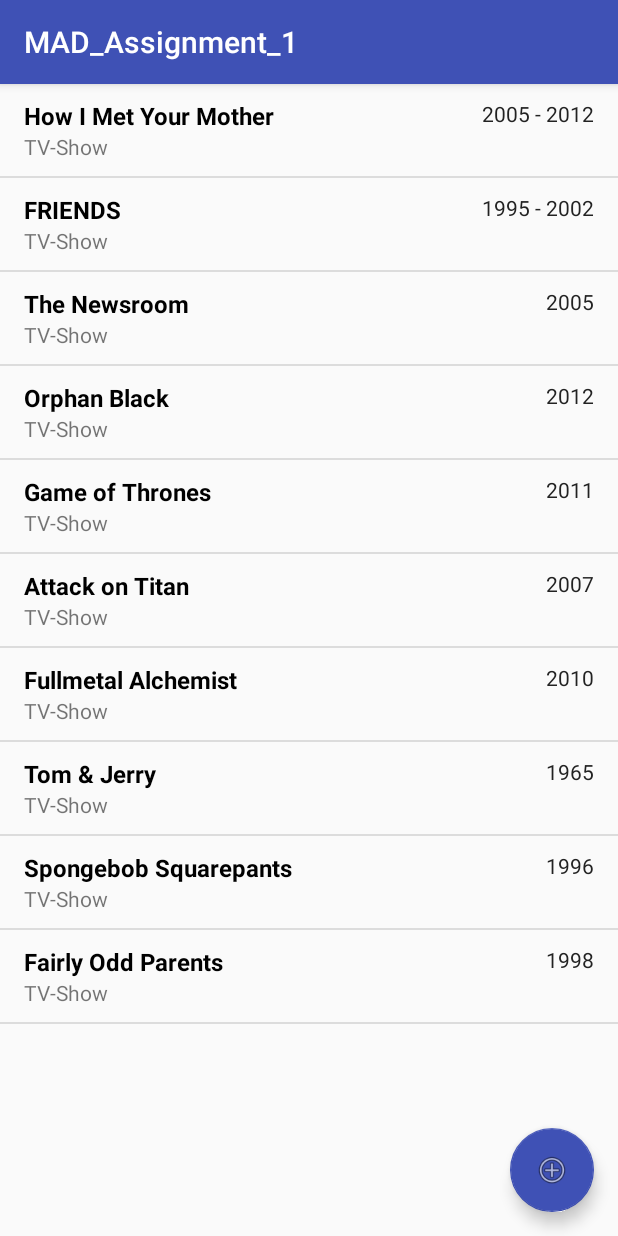
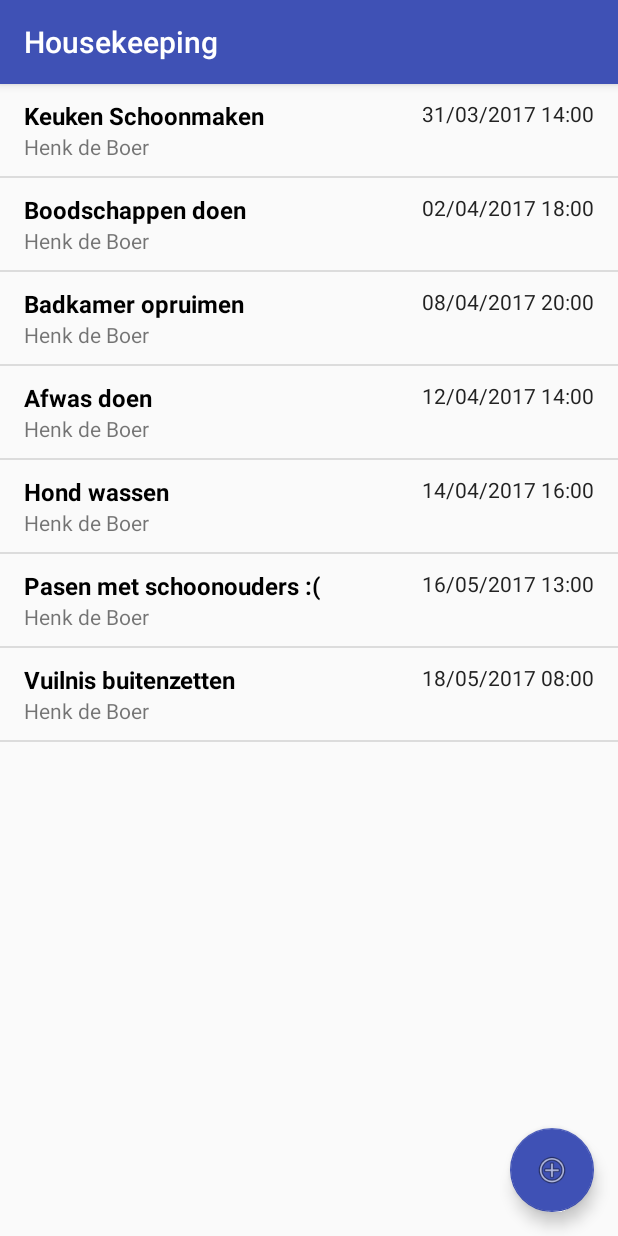
Before and after one commit to Flocrates/MAD, an Android app: the screen it shows after launch (MainActivity), on a phone screen of 412 x 824 dp. Run offline under Robolectric (Android 15) with nearby library versions, the phone set to English and light mode, and no system bars.

Commit message:
Converted to tasks

```diff
--- a/app/src/main/AndroidManifest.xml
+++ b/app/src/main/AndroidManifest.xml
@@ -1,6 +1,6 @@
 <?xml version="1.0" encoding="utf-8"?>
 <manifest xmlns:android="http://schemas.android.com/apk/res/android"
-    package="floris_van_lent_500717249.mad_assignment_1">
+    package="floris_van_lent_500717249.mad_assignment_2">
 
     <application
         android:allowBackup="true"
@@ -18,8 +18,8 @@
                 <category android:name="android.intent.category.LAUNCHER" />
             </intent-filter>
         </activity>
-        <activity android:name="floris_van_lent_500717249.mad_assignment_2.SerieCreationActivity" android:parentActivityName="floris_van_lent_500717249.mad_assignment_2.MainActivity"></activity>
-        <activity android:name="floris_van_lent_500717249.mad_assignment_2.SerieUpdateActivity" android:parentActivityName="floris_van_lent_500717249.mad_assignment_2.MainActivity"></activity>
+        <activity android:name="floris_van_lent_500717249.mad_assignment_2.TaskCreationActivity" android:parentActivityName="floris_van_lent_500717249.mad_assignment_2.MainActivity"></activity>
+        <activity android:name="floris_van_lent_500717249.mad_assignment_2.TaskUpdateActivity" android:parentActivityName="floris_van_lent_500717249.mad_assignment_2.MainActivity"></activity>
     </application>
 
 </manifest>
--- a/app/src/main/java/floris_van_lent_500717249/mad_assignment_2/MainActivity.java
+++ b/app/src/main/java/floris_van_lent_500717249/mad_assignment_2/MainActivity.java
@@ -16,14 +16,13 @@ import android.widget.Toast;
 import java.util.ArrayList;
 import java.util.List;
 
-import floris_van_lent_500717249.mad_assignment_1.R;
 import floris_van_lent_500717249.mad_assignment_2.database.DataSource;
 
 public class MainActivity extends AppCompatActivity {
-    private List<Serie> seriesList = new ArrayList<>();
-    private List<Serie> seriesFromDatabase = new ArrayList<>();
+    private List<Task> seriesList = new ArrayList<>();
+    private List<Task> seriesFromDatabase = new ArrayList<>();
     private RecyclerView recyclerView;
-    private SeriesRecyclerAdapter mAdapter;
+    private TasksRecyclerAdapter mAdapter;
 
     DataSource mDataSource;
 
@@ -42,7 +41,7 @@ public class MainActivity extends AppCompatActivity {
         long seriesCount = mDataSource.getSeriesCount();
         if (seriesCount == 0) {
             mockSeries();
-            Toast.makeText(this, "Added mock series to database!", Toast.LENGTH_LONG).show();
+            Toast.makeText(this, "Added mock tasks to database!", Toast.LENGTH_LONG).show();
         }
 
         // Instantiate series list from database
@@ -51,7 +50,7 @@ public class MainActivity extends AppCompatActivity {
 //
 //        recyclerView = (RecyclerView) findViewById(R.id.recycler_view);
 //
-//        mAdapter = new SeriesRecyclerAdapter(seriesFromDatabase);
+//        mAdapter = new TasksRecyclerAdapter(seriesFromDatabase);
 //        RecyclerView.LayoutManager mLayoutManager = new LinearLayoutManager(getApplicationContext());
 //        recyclerView.setLayoutManager(mLayoutManager);
 //        recyclerView.setItemAnimator(new DefaultItemAnimator());
@@ -62,7 +61,7 @@ public class MainActivity extends AppCompatActivity {
         fab.setOnClickListener(new View.OnClickListener() {
             @Override
             public void onClick(View view) {
-                Intent intent = new Intent(view.getContext(), SerieCreationActivity.class);
+                Intent intent = new Intent(view.getContext(), TaskCreationActivity.class);
                 startActivityForResult(intent, 1);
             }
         });
@@ -79,10 +78,10 @@ public class MainActivity extends AppCompatActivity {
         super.onResume();
         mDataSource.open();
         seriesFromDatabase = mDataSource.retrieveAllSeries();
-        Toast.makeText(this, "Series updated!", Toast.LENGTH_SHORT).show();
+        Toast.makeText(this, "Tasks updated!", Toast.LENGTH_SHORT).show();
         recyclerView = (RecyclerView) findViewById(R.id.recycler_view);
 
-        mAdapter = new SeriesRecyclerAdapter(seriesFromDatabase);
+        mAdapter = new TasksRecyclerAdapter(seriesFromDatabase);
         RecyclerView.LayoutManager mLayoutManager = new LinearLayoutManager(getApplicationContext());
         recyclerView.setLayoutManager(mLayoutManager);
         recyclerView.setItemAnimator(new DefaultItemAnimator());
@@ -91,31 +90,25 @@ public class MainActivity extends AppCompatActivity {
     }
 
     private void mockSeries() {
-        Serie serie1  = new Serie ("1", "How I Met Your Mother", "2005 - 2012");
-        Serie serie2  = new Serie ("2", "FRIENDS", "1995 - 2002");
-        Serie serie3  = new Serie ("3", "The Newsroom", "2005");
-        Serie serie4  = new Serie ("4", "Orphan Black", "2012");
-        Serie serie5  = new Serie ("5", "Game of Thrones", "2011");
-        Serie serie6  = new Serie ("6", "Attack on Titan", "2007");
-        Serie serie7  = new Serie ("7", "Fullmetal Alchemist", "2010");
-        Serie serie8  = new Serie ("8", "Tom & Jerry", "1965");
-        Serie serie9  = new Serie ("9", "Spongebob Squarepants", "1996");
-        Serie serie10 = new Serie ("10", "Fairly Odd Parents", "1998");
+        Task task1 = new Task("1", "Keuken Schoonmaken", "31/03/2017 14:00");
+        Task task2 = new Task("2", "Boodschappen doen", "02/04/2017 18:00");
+        Task task3 = new Task("3", "Badkamer opruimen", "08/04/2017 20:00");
+        Task task4 = new Task("4", "Afwas doen", "12/04/2017 14:00");
+        Task task5 = new Task("5", "Hond wassen", "14/04/2017 16:00");
+        Task task6 = new Task("6", "Pasen met schoonouders :(", "16/05/2017 13:00");
+        Task task7 = new Task("7", "Vuilnis buitenzetten", "18/05/2017 08:00");
 
-        seriesList.add(serie1);
-        seriesList.add(serie2);
-        seriesList.add(serie3);
-        seriesList.add(serie4);
-        seriesList.add(serie5);
-        seriesList.add(serie6);
-        seriesList.add(serie7);
-        seriesList.add(serie8);
-        seriesList.add(serie9);
-        seriesList.add(serie10);
+        seriesList.add(task1);
+        seriesList.add(task2);
+        seriesList.add(task3);
+        seriesList.add(task4);
+        seriesList.add(task5);
+        seriesList.add(task6);
+        seriesList.add(task7);
 
-        for (Serie serie : seriesList) {
+        for (Task task : seriesList) {
             try {
-                mDataSource.createSerie(serie);
+                mDataSource.createSerie(task);
             } catch (SQLiteException e) {
                 e.printStackTrace();
             }
--- a/app/src/main/java/floris_van_lent_500717249/mad_assignment_2/Serie.java
+++ b/app/src/main/java/floris_van_lent_500717249/mad_assignment_2/Task.java
@@ -2,21 +2,21 @@ package floris_van_lent_500717249.mad_assignment_2;
 
 import android.content.ContentValues;
 
-import floris_van_lent_500717249.mad_assignment_2.database.SeriesTable;
+import floris_van_lent_500717249.mad_assignment_2.database.TaskTable;
 
 /**
  * Created by Floris on 30-03-2017.
  */
 
-public class Serie {
+public class Task {
     private String id;
     private String title;
     private String person;
 
-    public Serie() {
+    public Task() {
     }
 
-    public Serie(String id, String title, String person) {
+    public Task(String id, String title, String person) {
         this.id = id;
         this.title = title;
         this.person = person;
@@ -49,9 +49,9 @@ public class Serie {
     public ContentValues toValues() {
         ContentValues values = new ContentValues(3);
 
-        values.put(SeriesTable.COLUMN_ID, id);
-        values.put(SeriesTable.COLUMN_TITLE, title);
-        values.put(SeriesTable.COLUMN_PERSON, person);
+        values.put(TaskTable.COLUMN_ID, id);
+        values.put(TaskTable.COLUMN_TITLE, title);
+        values.put(TaskTable.COLUMN_PERSON, person);
 
         return values;
     }
--- a/app/src/main/java/floris_van_lent_500717249/mad_assignment_2/SeriesRecyclerAdapter.java
+++ b/app/src/main/java/floris_van_lent_500717249/mad_assignment_2/TasksRecyclerAdapter.java
@@ -13,16 +13,14 @@ import android.widget.TextView;
 
 import java.util.List;
 
-import floris_van_lent_500717249.mad_assignment_1.R;
+public class TasksRecyclerAdapter extends RecyclerView.Adapter<TasksRecyclerAdapter.SerieHolder> {
 
-public class SeriesRecyclerAdapter extends RecyclerView.Adapter<SeriesRecyclerAdapter.SerieHolder> {
-
-    private List<Serie> seriesList;
+    private List<Task> seriesList;
 
 
     public class SerieHolder extends RecyclerView.ViewHolder implements View.OnClickListener {
         public TextView title, year;
-        private Serie serie;
+        private Task task;
 
         public SerieHolder(View view) {
             super(view);
@@ -31,36 +29,36 @@ public class SeriesRecyclerAdapter extends RecyclerView.Adapter<SeriesRecyclerAd
             year = (TextView) view.findViewById(R.id.year);
         }
 
-        public void bindSerie(Serie serie) {
-            this.serie = serie;
-            title.setText(serie.getTitle());
-            year.setText(serie.getYear());
+        public void bindSerie(Task task) {
+            this.task = task;
+            title.setText(task.getTitle());
+            year.setText(task.getYear());
         }
 
         @Override
         public void onClick(View view) {
-            Intent intent = new Intent(view.getContext(), SerieUpdateActivity.class);
-            intent.putExtra("id", serie.getId());
+            Intent intent = new Intent(view.getContext(), TaskUpdateActivity.class);
+            intent.putExtra("id", task.getId());
             view.getContext().startActivity(intent);
         }
     }
 
-    public SeriesRecyclerAdapter(List<Serie> seriesList) {
+    public TasksRecyclerAdapter(List<Task> seriesList) {
         this.seriesList = seriesList;
     }
 
     @Override
     public SerieHolder onCreateViewHolder(ViewGroup parent, int viewType) {
         View itemView = LayoutInflater.from(parent.getContext())
-                .inflate(R.layout.series_list_row, parent, false);
+                .inflate(R.layout.tasks_list_row, parent, false);
 
         return new SerieHolder(itemView);
     }
 
     @Override
     public void onBindViewHolder(SerieHolder holder, int position) {
-        Serie serie = seriesList.get(position);
-        holder.bindSerie(serie);
+        Task task = seriesList.get(position);
+        holder.bindSerie(task);
     }
 
     @Override
--- a/app/src/main/java/floris_van_lent_500717249/mad_assignment_2/database/DataSource.java
+++ b/app/src/main/java/floris_van_lent_500717249/mad_assignment_2/database/DataSource.java
@@ -10,7 +10,7 @@ import android.database.sqlite.SQLiteOpenHelper;
 import java.util.ArrayList;
 import java.util.List;
 
-import floris_van_lent_500717249.mad_assignment_2.Serie;
+import floris_van_lent_500717249.mad_assignment_2.Task;
 
 /**
  * Created by Floris on 30-03-2017.
@@ -35,46 +35,46 @@ public class DataSource {
         mDatabase.close();
     }
 
-    public Serie createSerie(Serie serie) {
-        ContentValues values = serie.toValues();
-        mDatabase.insert(SeriesTable.TABLE_SERIES, null, values);
-        return serie;
+    public Task createSerie(Task task) {
+        ContentValues values = task.toValues();
+        mDatabase.insert(TaskTable.TABLE_SERIES, null, values);
+        return task;
     }
 
-    public List<Serie> retrieveAllSeries() {
-        List<Serie> seriesList = new ArrayList<>();
-        Cursor cursor = mDatabase.query(SeriesTable.TABLE_SERIES, SeriesTable.ALL_COLUMNS, null, null, null, null, null);
+    public List<Task> retrieveAllSeries() {
+        List<Task> seriesList = new ArrayList<>();
+        Cursor cursor = mDatabase.query(TaskTable.TABLE_SERIES, TaskTable.ALL_COLUMNS, null, null, null, null, null);
 
         while (cursor.moveToNext()) {
-            Serie serie = new Serie();
-            serie.setId(cursor.getString(cursor.getColumnIndex(SeriesTable.COLUMN_ID)));
-            serie.setTitle(cursor.getString(cursor.getColumnIndex(SeriesTable.COLUMN_TITLE)));
-            serie.setYear(cursor.getString(cursor.getColumnIndex(SeriesTable.COLUMN_PERSON)));
-            seriesList.add(serie);
+            Task task = new Task();
+            task.setId(cursor.getString(cursor.getColumnIndex(TaskTable.COLUMN_ID)));
+            task.setTitle(cursor.getString(cursor.getColumnIndex(TaskTable.COLUMN_TITLE)));
+            task.setYear(cursor.getString(cursor.getColumnIndex(TaskTable.COLUMN_PERSON)));
+            seriesList.add(task);
         }
         return seriesList;
     }
 
-    public Serie retrieveSerie(String id) {
-        Cursor cursor = mDatabase.query(SeriesTable.TABLE_SERIES, SeriesTable.ALL_COLUMNS, SeriesTable.COLUMN_ID + "=?", new String[] {id}, null, null, null);
+    public Task retrieveSerie(String id) {
+        Cursor cursor = mDatabase.query(TaskTable.TABLE_SERIES, TaskTable.ALL_COLUMNS, TaskTable.COLUMN_ID + "=?", new String[] {id}, null, null, null);
         cursor.moveToFirst();
 
-        Serie serie = new Serie();
-        serie.setId(cursor.getString(cursor.getColumnIndex(SeriesTable.COLUMN_ID)));
-        serie.setTitle(cursor.getString(cursor.getColumnIndex(SeriesTable.COLUMN_TITLE)));
-        serie.setYear(cursor.getString(cursor.getColumnIndex(SeriesTable.COLUMN_PERSON)));
-        return serie;
+        Task task = new Task();
+        task.setId(cursor.getString(cursor.getColumnIndex(TaskTable.COLUMN_ID)));
+        task.setTitle(cursor.getString(cursor.getColumnIndex(TaskTable.COLUMN_TITLE)));
+        task.setYear(cursor.getString(cursor.getColumnIndex(TaskTable.COLUMN_PERSON)));
+        return task;
     }
 
-    public void updateSerie(Serie serie) {
-        mDatabase.update(SeriesTable.TABLE_SERIES, serie.toValues(), "id =? ", new String[] {serie.getId()});
+    public void updateSerie(Task task) {
+        mDatabase.update(TaskTable.TABLE_SERIES, task.toValues(), "id =? ", new String[] {task.getId()});
     }
 
     public void deleteSerie(String id) {
-        mDatabase.delete(SeriesTable.TABLE_SERIES, "id =? ", new String[] {id});
+        mDatabase.delete(TaskTable.TABLE_SERIES, "id =? ", new String[] {id});
     }
 
     public long getSeriesCount() {
-        return DatabaseUtils.queryNumEntries(mDatabase, SeriesTable.TABLE_SERIES);
+        return DatabaseUtils.queryNumEntries(mDatabase, TaskTable.TABLE_SERIES);
     }
 }
--- a/app/src/main/java/floris_van_lent_500717249/mad_assignment_2/database/DatabaseHelper.java
+++ b/app/src/main/java/floris_van_lent_500717249/mad_assignment_2/database/DatabaseHelper.java
@@ -19,12 +19,12 @@ public class DatabaseHelper extends SQLiteOpenHelper {
 
     @Override
     public void onCreate(SQLiteDatabase db) {
-        db.execSQL(SeriesTable.SQL_CREATE_TABLE);
+        db.execSQL(TaskTable.SQL_CREATE_TABLE);
     }
 
     @Override
     public void onUpgrade(SQLiteDatabase db, int oldVersion, int newVersion) {
-        db.execSQL(SeriesTable.SQL_DELETE_TABLE);
+        db.execSQL(TaskTable.SQL_DELETE_TABLE);
         onCreate(db);
     }
 }
--- a/app/src/main/java/floris_van_lent_500717249/mad_assignment_2/database/SeriesTable.java
+++ b/app/src/main/java/floris_van_lent_500717249/mad_assignment_2/database/TaskTable.java
@@ -5,7 +5,7 @@ package floris_van_lent_500717249.mad_assignment_2.database;
  *
  */
 
-public class SeriesTable {
+public class TaskTable {
 
     // Table name
     public static final String TABLE_SERIES = "series";
--- a/app/src/main/res/layout/activity_main.xml
+++ b/app/src/main/res/layout/activity_main.xml
@@ -5,7 +5,7 @@
     android:layout_width="match_parent"
     android:layout_height="match_parent"
     android:fitsSystemWindows="true"
-    tools:context="floris_van_lent_500717249.mad_assignment_1.floris_van_lent_500717249.mad_assignment_2.MainActivity">
+    tools:context="floris_van_lent_500717249.mad_assignment_2.floris_van_lent_500717249.mad_assignment_2.MainActivity">
 
     <android.support.design.widget.AppBarLayout
         android:layout_width="match_parent"
--- a/app/src/main/res/layout/activity_serie_creation.xml
+++ b/app/src/main/res/layout/activity_task_creation.xml
@@ -8,7 +8,7 @@
     android:paddingLeft="@dimen/activity_horizontal_margin"
     android:paddingRight="@dimen/activity_horizontal_margin"
     android:paddingTop="@dimen/activity_vertical_margin"
-    tools:context="floris_van_lent_500717249.mad_assignment_1.floris_van_lent_500717249.mad_assignment_2.SerieCreationActivity">
+    tools:context="floris_van_lent_500717249.mad_assignment_2.floris_van_lent_500717249.mad_assignment_2.SerieCreationActivity">
 
     <EditText
         android:layout_width="wrap_content"
--- a/app/src/main/res/layout/activity_serie_update.xml
+++ b/app/src/main/res/layout/activity_task_update.xml
@@ -8,7 +8,7 @@
     android:paddingLeft="@dimen/activity_horizontal_margin"
     android:paddingRight="@dimen/activity_horizontal_margin"
     android:paddingTop="@dimen/activity_vertical_margin"
-    tools:context="floris_van_lent_500717249.mad_assignment_1.floris_van_lent_500717249.mad_assignment_2.SerieUpdateActivity">
+    tools:context="floris_van_lent_500717249.mad_assignment_2.floris_van_lent_500717249.mad_assignment_2.SerieUpdateActivity">
 
     <EditText
         android:layout_width="wrap_content"
--- a/app/src/main/res/layout/content_main.xml
+++ b/app/src/main/res/layout/content_main.xml
@@ -6,7 +6,7 @@
     android:layout_width="match_parent"
     android:layout_height="match_parent"
     app:layout_behavior="@string/appbar_scrolling_view_behavior"
-    tools:context="floris_van_lent_500717249.mad_assignment_1.floris_van_lent_500717249.mad_assignment_2.MainActivity"
+    tools:context="floris_van_lent_500717249.mad_assignment_2.floris_van_lent_500717249.mad_assignment_2.MainActivity"
     tools:showIn="@layout/activity_main">
 
     <android.support.v7.widget.RecyclerView
--- a/app/src/main/res/layout/series_list_row.xml
+++ b/app/src/main/res/layout/tasks_list_row.xml
@@ -25,7 +25,7 @@
         android:layout_below="@id/title"
         android:layout_width="match_parent"
         android:layout_height="wrap_content"
-        android:text="TV-Show" />
+        android:text="Henk de Boer" />
 
     <TextView
         android:id="@+id/year"
--- a/app/src/main/res/menu/menu_main.xml
+++ b/app/src/main/res/menu/menu_main.xml
@@ -1,7 +1,7 @@
 <menu xmlns:android="http://schemas.android.com/apk/res/android"
     xmlns:app="http://schemas.android.com/apk/res-auto"
     xmlns:tools="http://schemas.android.com/tools"
-    tools:context="floris_van_lent_500717249.mad_assignment_1.floris_van_lent_500717249.mad_assignment_2.MainActivity">
+    tools:context="floris_van_lent_500717249.mad_assignment_2.floris_van_lent_500717249.mad_assignment_2.MainActivity">
     <item
         android:id="@+id/action_settings"
         android:orderInCategory="100"
--- a/app/src/main/res/values/strings.xml
+++ b/app/src/main/res/values/strings.xml
@@ -1,4 +1,4 @@
 <resources>
-    <string name="app_name">MAD_Assignment_1</string>
+    <string name="app_name">Housekeeping</string>
     <string name="action_settings">Settings</string>
 </resources>
```
Also changed, not shown: app/src/main/java/floris_van_lent_500717249/mad_assignment_2/TaskCreationActivity.java (renamed from app/src/main/java/floris_van_lent_500717249/mad_assignment_2/SerieUpdateActivity.java, +9 -28 lines), app/src/main/java/floris_van_lent_500717249/mad_assignment_2/TaskUpdateActivity.java (renamed from app/src/main/java/floris_van_lent_500717249/mad_assignment_2/SerieCreationActivity.java, +27 -10 lines), 4 other files.
